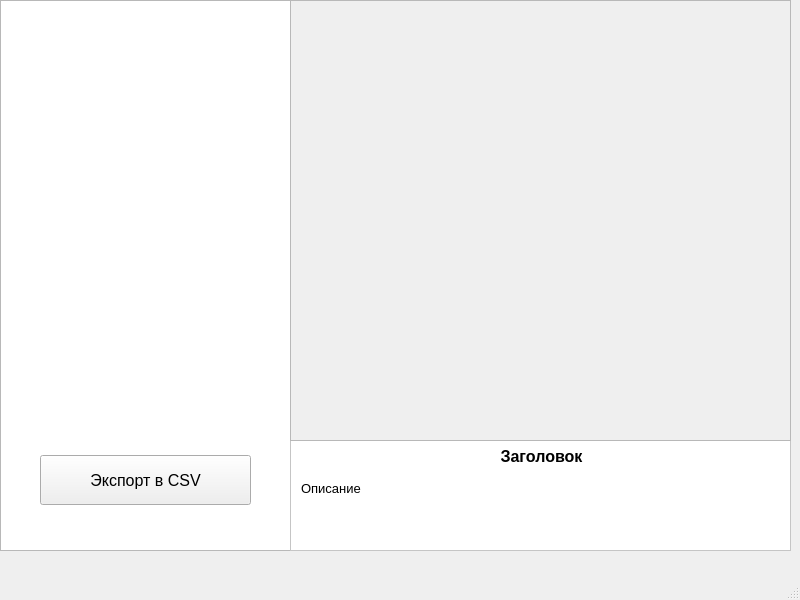
This is ui/w_main.ui in TwistRU/DVO_RAN_Banding_birds as Qt 5 draws it before an edit. The edited form follows.
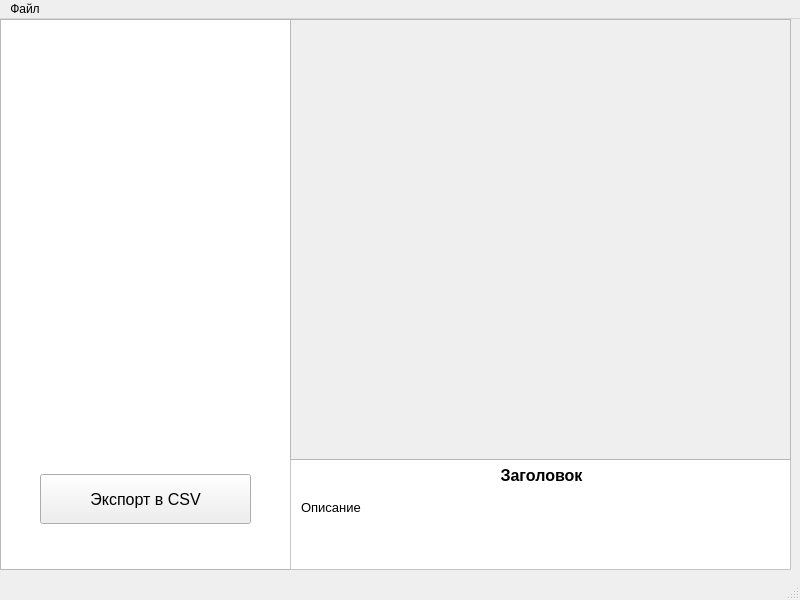
This is the edited form.

Commit message: window_main: add return action

Diff of the .ui file:
```diff
--- a/ui/w_main.ui
+++ b/ui/w_main.ui
@@ -217,6 +217,13 @@
      <height>19</height>
     </rect>
    </property>
+   <widget class="QMenu" name="menu">
+    <property name="title">
+     <string>Файл</string>
+    </property>
+    <addaction name="action_back"/>
+   </widget>
+   <addaction name="menu"/>
   </widget>
   <widget class="QStatusBar" name="statusbar"/>
  </widget>
```
Left out of the diff: 5 changed lines with no effect on the pictures. The commit also changes 1 other file.
